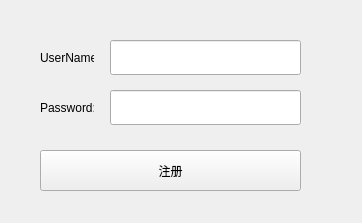
This is suixinbo/sample/suixinbo_Qt/Register.ui in zhaoyang21cn/iLiveSDK_PC_Suixinbo as Qt 5 draws it before an edit. The edited form follows.
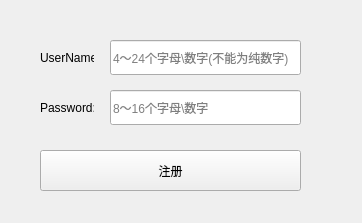
This is the edited form.

The edit to the form file:
```diff
--- a/suixinbo/sample/suixinbo_Qt/Register.ui
+++ b/suixinbo/sample/suixinbo_Qt/Register.ui
@@ -36,7 +36,10 @@
     </rect>
    </property>
    <property name="maxLength">
-    <number>16</number>
+    <number>24</number>
+   </property>
+   <property name="placeholderText">
+    <string>4～24个字母\数字(不能为纯数字)</string>
    </property>
   </widget>
   <widget class="QLabel" name="lbPassword">
@@ -64,6 +67,9 @@
    <property name="maxLength">
     <number>16</number>
    </property>
+   <property name="placeholderText">
+    <string>8～16个字母\数字</string>
+   </property>
   </widget>
   <widget class="QPushButton" name="btnRegister">
    <property name="geometry">
```
